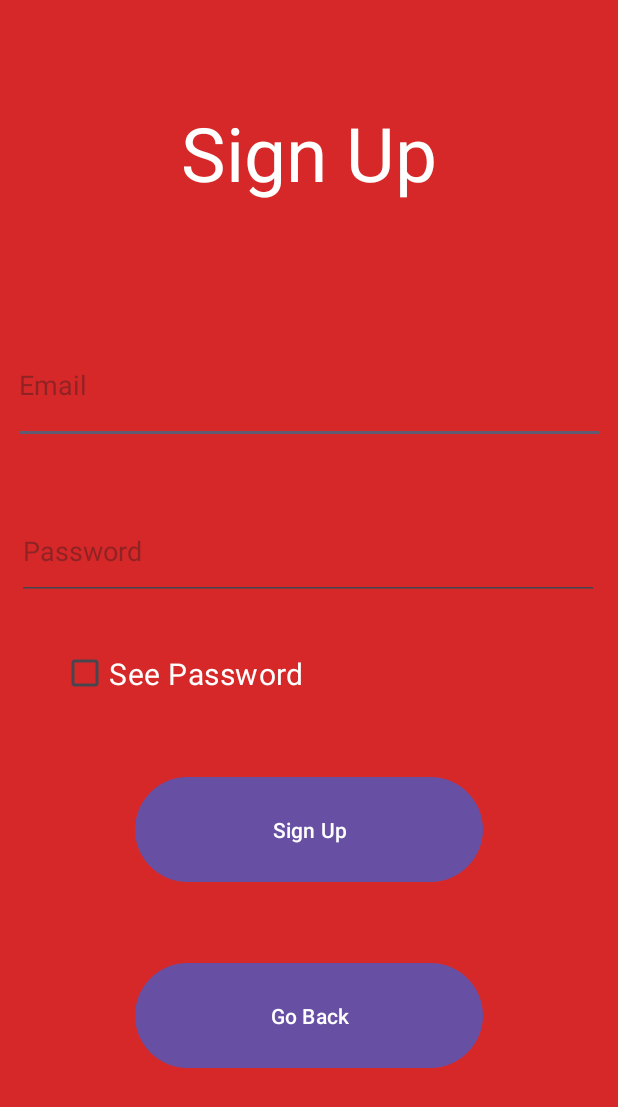
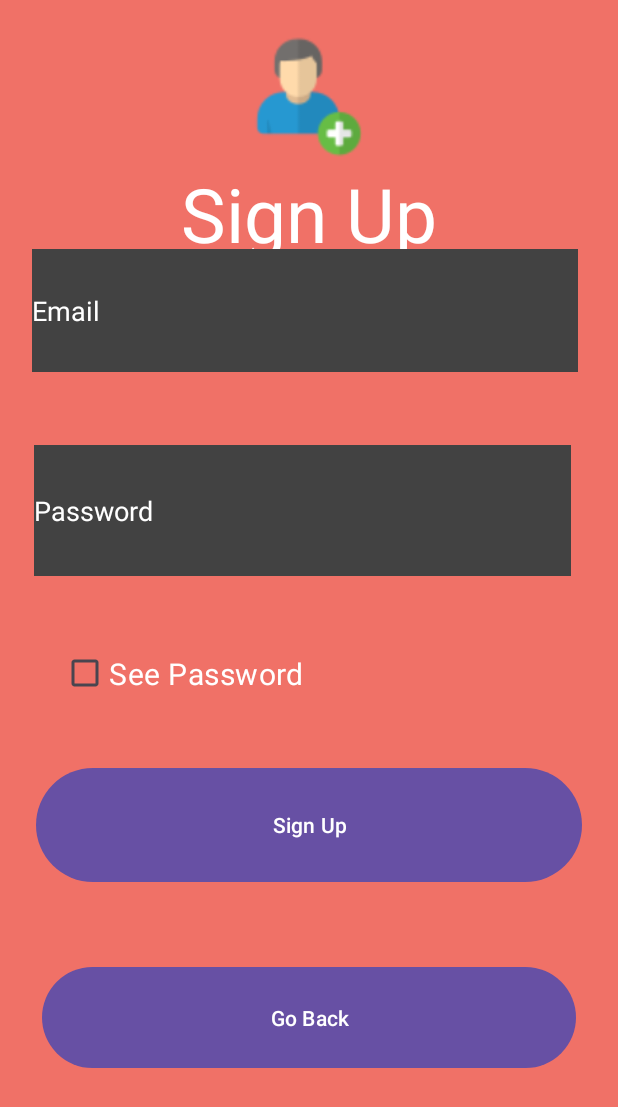
Before and after one commit to WenDEVLIFE/Complaint-Application, an Android app: the SignUp screen opened directly, with no data from a screen before it, on a phone screen of 412 x 824 dp. Shown: the top 1107 px of the screen. Run offline under Robolectric (Android 15) with nearby library versions, the phone set to English and light mode, and no system bars; our stand-ins replace Firebase (no records; nobody signed in at launch, a user with empty details on screens opened directly).

Commit message:
👾updated

```diff
--- a/app/src/main/res/layout/activity_main.xml
+++ b/app/src/main/res/layout/activity_main.xml
@@ -4,7 +4,7 @@
         xmlns:app="http://schemas.android.com/apk/res-auto"
         android:layout_width="match_parent"
         android:layout_height="match_parent"
-        android:background="#F2F7F6"
+        android:background="#F07167"
         tools:context=".MainActivity">
 
     <TextView
--- a/app/src/main/res/layout/activity_sign_up.xml
+++ b/app/src/main/res/layout/activity_sign_up.xml
@@ -4,7 +4,7 @@
         xmlns:app="http://schemas.android.com/apk/res-auto"
         android:layout_width="match_parent"
         android:layout_height="match_parent"
-        android:background="#D62828"
+        android:background="#F07167"
         tools:context=".SignUp">
 
     <TextView
@@ -18,39 +18,45 @@
             app:layout_constraintEnd_toEndOf="parent"
             app:layout_constraintTop_toTopOf="parent"
             app:layout_constraintBottom_toBottomOf="parent"
-            app:layout_constraintVertical_bias="0.09" />
+            app:layout_constraintVertical_bias="0.144"
+            app:layout_constraintHorizontal_bias="0.501" />
 
     <EditText
-            android:layout_width="395dp"
-            android:layout_height="78dp"
+            android:layout_width="364dp"
+            android:layout_height="82dp"
             android:inputType="textEmailAddress"
             android:ems="10"
+            android:background="@color/cardview_dark_background"
             android:id="@+id/editTextTextEmailAddress2"
             app:layout_constraintStart_toStartOf="parent"
             app:layout_constraintEnd_toEndOf="parent"
             app:layout_constraintBottom_toBottomOf="parent"
             android:hint="Email"
             android:textColor="@color/white"
-            android:layout_marginBottom="528dp" />
+            android:textColorHint="@color/white"
+            android:layout_marginBottom="576dp"
+            app:layout_constraintHorizontal_bias="0.443" />
 
     <EditText
-            android:layout_width="388dp"
-            android:layout_height="65dp"
+            android:layout_width="358dp"
+            android:layout_height="87dp"
             android:inputType="textPassword"
             android:ems="10"
+            android:background="@color/cardview_dark_background"
             android:hint="Password"
+            android:textColorHint="@color/white"
             android:textColor="@color/white"
             android:id="@+id/editTextTextPassword2"
             app:layout_constraintEnd_toEndOf="parent"
             app:layout_constraintStart_toStartOf="parent"
             app:layout_constraintBottom_toBottomOf="parent"
-            android:layout_marginBottom="424dp"
-            app:layout_constraintHorizontal_bias="0.46" />
+            android:layout_marginBottom="440dp"
+            app:layout_constraintHorizontal_bias="0.423" />
 
     <Button
             android:text="Sign Up"
-            android:layout_width="232dp"
-            android:layout_height="78dp"
+            android:layout_width="364dp"
+            android:layout_height="84dp"
             android:id="@+id/button_register"
             app:layout_constraintStart_toStartOf="parent"
             app:layout_constraintEnd_toEndOf="parent"
@@ -59,8 +65,8 @@
 
     <Button
             android:text="Go Back"
-            android:layout_width="232dp"
-            android:layout_height="78dp"
+            android:layout_width="356dp"
+            android:layout_height="75dp"
             android:id="@+id/buttonback"
             android:textColor="@color/white"
             app:layout_constraintStart_toStartOf="parent"
@@ -80,4 +86,15 @@
             app:layout_constraintHorizontal_bias="0.189"
             app:layout_constraintBottom_toBottomOf="parent"
             android:layout_marginBottom="348dp" />
+
+    <ImageView
+            android:layout_width="93dp"
+            android:layout_height="81dp"
+            app:srcCompat="@drawable/adduser_11695593"
+            android:id="@+id/imageView2"
+            app:layout_constraintStart_toStartOf="parent"
+            app:layout_constraintEnd_toEndOf="parent"
+            app:layout_constraintTop_toTopOf="parent"
+            android:layout_marginTop="24dp"
+            app:layout_constraintHorizontal_bias="0.501" />
 </androidx.constraintlayout.widget.ConstraintLayout>
--- a/app/src/main/res/values-v23/themes.xml
+++ b/app/src/main/res/values-v23/themes.xml
@@ -1,6 +1,6 @@
 <resources xmlns:tools="http://schemas.android.com/tools">
 
-    <style name="Theme.ComplainantSystemApp" parent="Base.Theme.ComplainantSystemApp">
+    <style name="Theme.ComplainantSystemApp" parent="Theme.Material3.DayNight.NoActionBar">
         <!-- Transparent system bars for edge-to-edge. -->
         <item name="android:navigationBarColor">@android:color/transparent</item>
         <item name="android:statusBarColor">@android:color/transparent</item>
```
Also changed, not shown: app/src/main/res/layout/activity_create_complaint.xml (+13 -3 lines), app/src/main/res/layout/activity_login_page.xml (+33 -19 lines), app/src/main/res/drawable/adduser_11695593.png (added), app/src/main/res/drawable/user_1144709.png (added).
